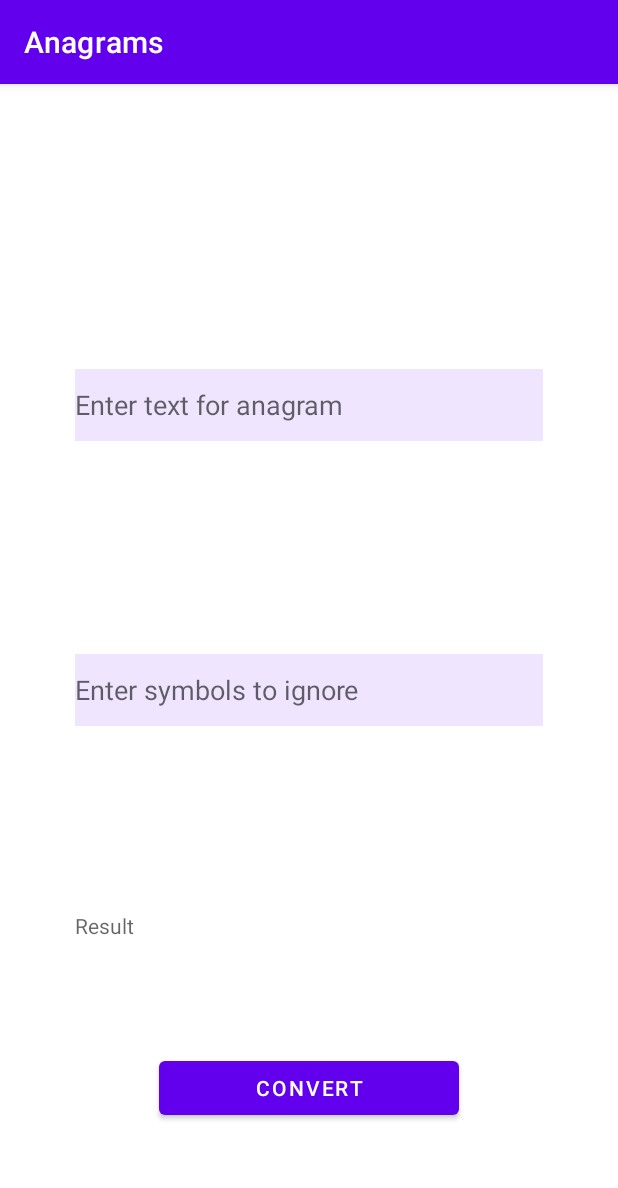
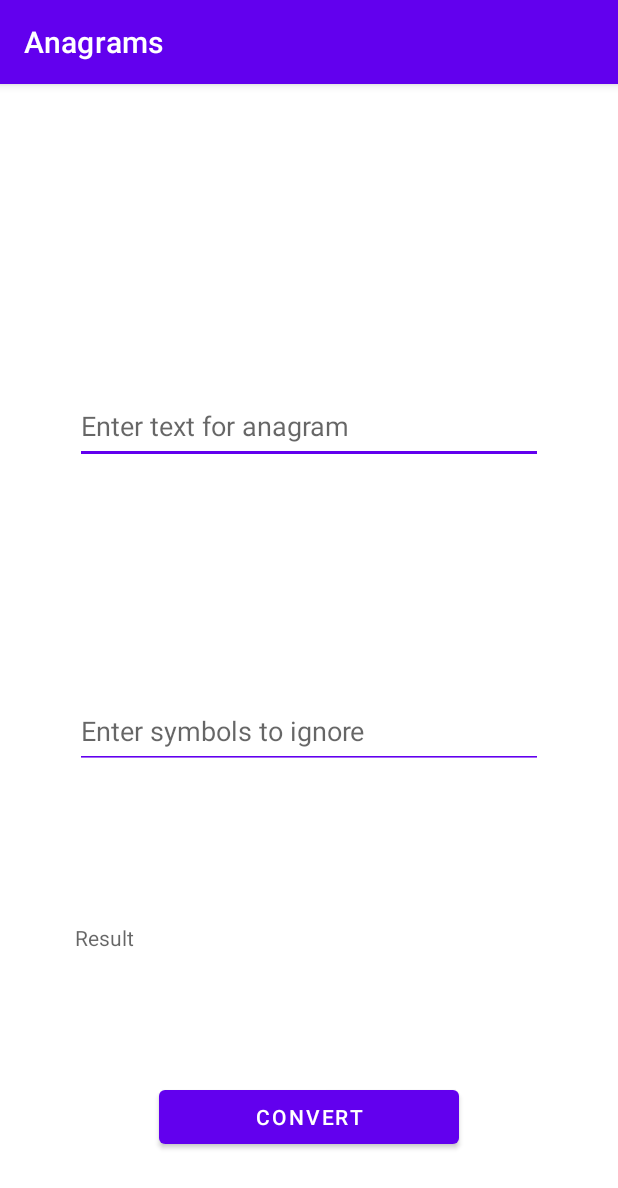
Before and after one commit to MaksimKalitsev/Anagram, an Android app: the screen it shows after launch (MainActivity), on a phone screen of 412 x 824 dp. Shown: the top 1188 px of the screen. Run offline under Robolectric (Android 15) with nearby library versions, the phone set to English and light mode, and no system bars.

Commit message:
add "style" for EditText

```diff
--- a/app/src/main/java/ua/com/foxminded/anagrams/MainActivity.java
+++ b/app/src/main/java/ua/com/foxminded/anagrams/MainActivity.java
@@ -9,32 +9,32 @@ import android.widget.TextView;
 import android.widget.Toast;
 
 public class MainActivity extends AppCompatActivity {
-    Button convert_btn;
-    EditText sentence_et;
-    EditText ignoredSymbols_et;
-    TextView result_tv;
-
+   private Button mConvertBtn;
+   private EditText mSentenceEt;
+   private EditText mIgnoredSymbolsEt;
+   private TextView mResultTv;
+private View.OnClickListener mConvertBtnClickListener;
 
     @Override
     protected void onCreate(Bundle savedInstanceState) {
         super.onCreate(savedInstanceState);
         setContentView(R.layout.activity_main);
-        convert_btn = findViewById(R.id.convert);
-        sentence_et = findViewById(R.id.sentence);
-        ignoredSymbols_et = findViewById(R.id.ignoredSymbols);
-        result_tv = findViewById(R.id.result);
-        convert_btn.setOnClickListener(new View.OnClickListener() {
-
-
+        mConvertBtn = findViewById(R.id.convert_btn);
+        mSentenceEt = findViewById(R.id.sentence_et);
+        mIgnoredSymbolsEt = findViewById(R.id.ignoredsymbols_et);
+        mResultTv = findViewById(R.id.result_tv);
+        mConvertBtnClickListener = new View.OnClickListener() {
+            @Override
             public void onClick(View view) {
-                if (sentence_et.getText().toString().trim().equals("")) {
+                if (mSentenceEt.getText().toString().trim().equals("")) {
                     Toast.makeText(MainActivity.this, R.string.EmptyString, Toast.LENGTH_SHORT).show();
                 } else {
-                    String text = sentence_et.getText().toString();
-                    String ignoreSymbols = ignoredSymbols_et.getText().toString();
-                    result_tv.setText(StringUtils.makeAnagram(text, ignoreSymbols));
+                    String text = mSentenceEt.getText().toString();
+                    String ignoreSymbols = mIgnoredSymbolsEt.getText().toString();
+                    mResultTv.setText(StringUtils.makeAnagram(text, ignoreSymbols));
                 }
             }
-        });
+        };
+        mConvertBtn.setOnClickListener(mConvertBtnClickListener);
     }
 }
--- a/app/src/main/java/ua/com/foxminded/anagrams/StringUtils.java
+++ b/app/src/main/java/ua/com/foxminded/anagrams/StringUtils.java
@@ -18,9 +18,9 @@ final public class StringUtils {
         Set<Character> ignoredSymbols = stringToSet(ignoreString);
 
         for (String part : words) {
-            result.append(reversedWord(part, ignoredSymbols));
+            result.append(reversedWord(part, ignoredSymbols)).append(SPACE_DELIMITER);
         }
-        return result.toString();
+        return result.toString().trim();
     }
 
     private static Set<Character> stringToSet(String ignoreSymbols) {
@@ -46,12 +46,13 @@ final public class StringUtils {
         char temp;
 
         while (i < j) {
-            temp = result[i];
-            result[i] = result[j];
-            result[j] = temp;
-            i++;
-            j--;
-            if (!shouldBeProcessed(result[i], ignored) && shouldBeProcessed(result[j], ignored)) {
+            if (shouldBeProcessed(result[i], ignored) && shouldBeProcessed(result[j], ignored)) {
+                temp = result[i];
+                result[i] = result[j];
+                result[j] = temp;
+                i++;
+                j--;
+            } else if (!shouldBeProcessed(result[i], ignored) && shouldBeProcessed(result[j], ignored)) {
                 i++;
             } else if (shouldBeProcessed(result[i], ignored) && !shouldBeProcessed(result[j], ignored)) {
                 j--;
--- a/app/src/main/res/layout/activity_main.xml
+++ b/app/src/main/res/layout/activity_main.xml
@@ -8,57 +8,53 @@
 
 
     <EditText
-        android:id="@+id/sentence"
+        android:id="@+id/sentence_et"
+        style="@style/EditTextStyle"
         android:layout_width="match_parent"
-        android:layout_height="0dp"
+        android:layout_height="50dp"
         app:layout_constraintHeight_default="wrap"
         app:layout_constraintLeft_toLeftOf="parent"
         app:layout_constraintRight_toRightOf="parent"
-        app:layout_constraintTop_toTopOf="parent"
-        app:layout_constraintBottom_toBottomOf="@+id/ignoredSymbols"
         android:layout_marginLeft="50dp"
         android:layout_marginRight="50dp"
+        app:layout_constraintTop_toTopOf="parent"
+        app:layout_constraintBottom_toBottomOf="@+id/ignoredsymbols_et"
         android:autofillHints=""
-        android:background="@color/background"
-        android:backgroundTint="@color/purple_500"
+        android:hint="@string/hintEditText"
         android:ems="10"
-        android:hint="@string/hintEditText"
-        android:inputType="textPersonName"
         android:minHeight="48dp"
         tools:layout_editor_absoluteX="100dp"
         tools:layout_editor_absoluteY="153dp" />
 
     <EditText
-        android:id="@+id/ignoredSymbols"
+        android:id="@+id/ignoredsymbols_et"
+        style="@style/EditTextStyle"
         android:layout_width="match_parent"
-        android:layout_height="0dp"
+        android:layout_height="50dp"
         app:layout_constraintHeight_default="wrap"
         app:layout_constraintLeft_toLeftOf="parent"
         app:layout_constraintRight_toRightOf="parent"
-        app:layout_constraintTop_toBottomOf="@+id/sentence"
-        app:layout_constraintBottom_toBottomOf="@+id/result"
         android:layout_marginLeft="50dp"
         android:layout_marginRight="50dp"
+        app:layout_constraintTop_toBottomOf="@+id/sentence_et"
+        app:layout_constraintBottom_toBottomOf="@+id/result_tv"
         android:autofillHints=""
-        android:background="@color/background"
-        android:backgroundTint="@color/purple_500"
+        android:hint="@string/hintEditText2"
         android:ems="10"
-        android:hint="@string/hintEditText2"
-        android:inputType="textPersonName"
         android:minHeight="48dp"
         tools:layout_editor_absoluteX="109dp"
         tools:layout_editor_absoluteY="232dp" />
 
 
     <TextView
-        android:id="@+id/result"
+        android:id="@+id/result_tv"
         android:layout_width="match_parent"
-        android:layout_height="0dp"
+        android:layout_height="50dp"
         app:layout_constraintHeight_default="wrap"
         app:layout_constraintLeft_toLeftOf="parent"
         app:layout_constraintRight_toRightOf="parent"
-        app:layout_constraintTop_toBottomOf="@+id/ignoredSymbols"
-        app:layout_constraintBottom_toBottomOf="@+id/convert"
+        app:layout_constraintTop_toBottomOf="@+id/ignoredsymbols_et"
+        app:layout_constraintBottom_toBottomOf="@+id/convert_btn"
         android:layout_marginLeft="50dp"
         android:layout_marginRight="50dp"
         android:hint="@string/hintResult"
@@ -66,12 +62,12 @@
         tools:layout_editor_absoluteY="312dp" />
 
     <Button
-        android:id="@+id/convert"
+        android:id="@+id/convert_btn"
         android:layout_width="200dp"
         android:layout_height="wrap_content"
         app:layout_constraintLeft_toLeftOf="parent"
         app:layout_constraintRight_toRightOf="parent"
-        app:layout_constraintTop_toBottomOf="@+id/result"
+        app:layout_constraintTop_toBottomOf="@+id/result_tv"
         app:layout_constraintBottom_toBottomOf="parent"
         android:text="@string/main_button"
         tools:layout_editor_absoluteX="158dp"
--- /dev/null
+++ b/app/src/main/res/values/style.xml
@@ -0,0 +1,9 @@
+<?xml version="1.0" encoding="utf-8"?>
+<resources>
+
+    <style name="EditTextStyle">
+        <item name="background">@color/background</item>
+        <item name="backgroundTint">@color/purple_500</item>
+        <item name="android:inputType">textPersonName</item>
+    </style>
+</resources>
```
